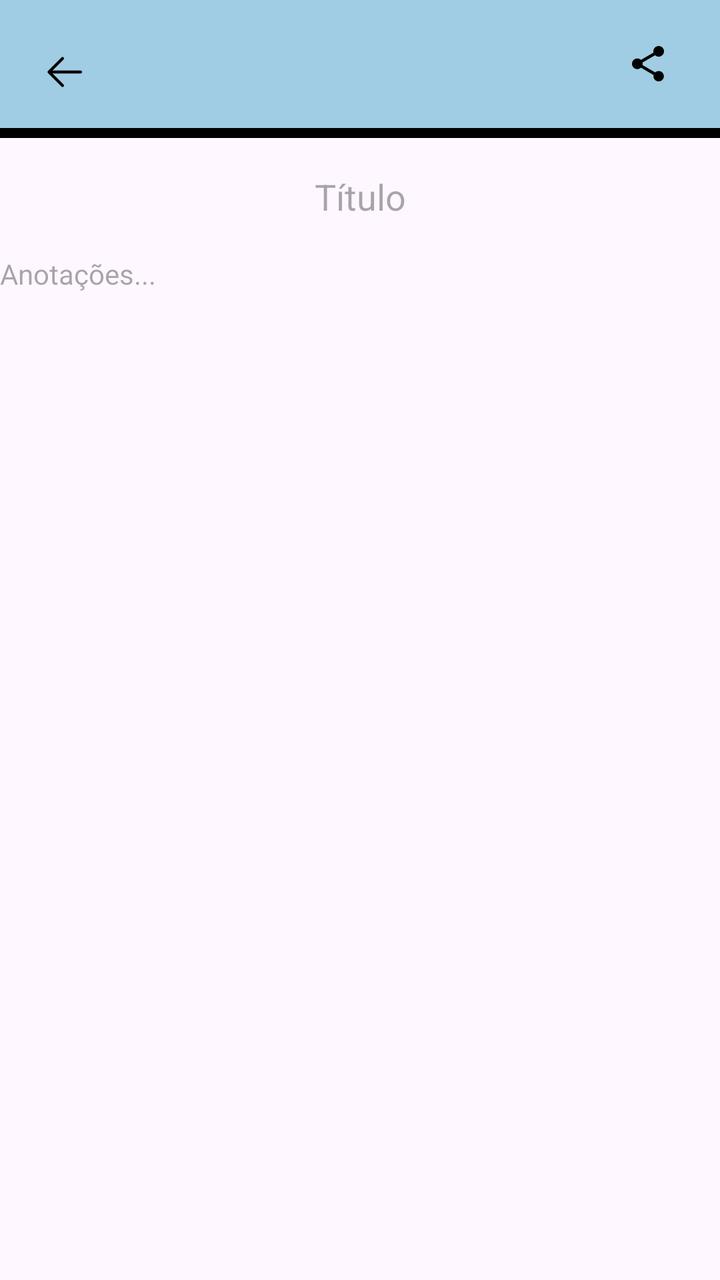
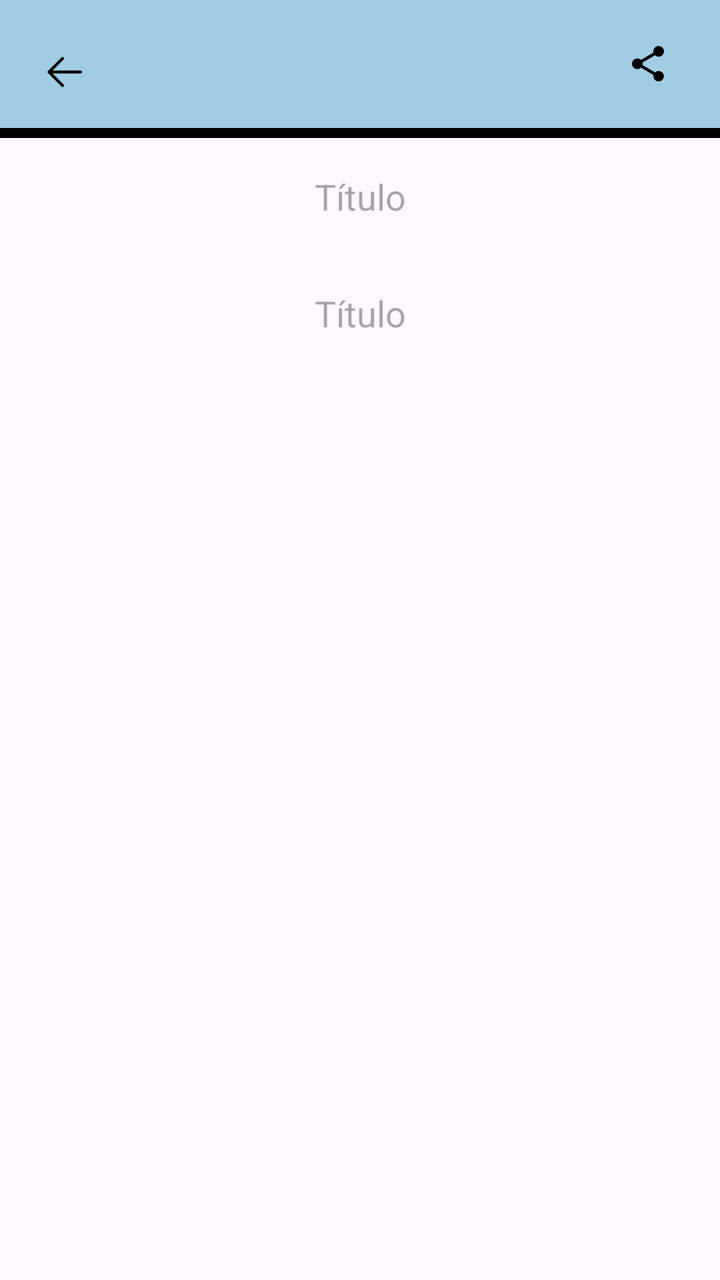

An Android layout rendered at two revisions. The XML below is the earlier revision; the diff shows what the commit changed to produce the second picture.
<!-- AndroidManifest.xml: application theme Theme.Atividade4 -->
<!-- res/layout/fragment_visualizar_diario.xml -->
<?xml version="1.0" encoding="utf-8"?>
<ScrollView xmlns:android="http://schemas.android.com/apk/res/android"
    xmlns:tools="http://schemas.android.com/tools"
    xmlns:app="http://schemas.android.com/apk/res-auto"
    android:layout_width="match_parent"
    android:layout_height="match_parent"
    tools:context=".VisualizarDiario">


    <androidx.constraintlayout.widget.ConstraintLayout
        android:layout_width="match_parent"
        android:layout_height="match_parent">

        <com.google.android.material.appbar.MaterialToolbar
            android:id="@+id/toolbar"
            android:layout_width="match_parent"
            android:layout_height="wrap_content"
            android:background="@color/colorPrimary"
            android:padding="4dp"
            app:layout_constraintTop_toTopOf="parent"
            app:layout_constraintStart_toStartOf="parent"
            app:layout_constraintEnd_toEndOf="parent"
            app:navigationIcon="@drawable/img_voltar">

            <ImageView
                android:layout_width="wrap_content"
                android:layout_height="wrap_content"
                android:src="@drawable/ic_compartilhar"
                android:layout_gravity="end"
                android:layout_marginEnd="20dp"
                android:contentDescription="Compartilhar com o psicólogo"/>

        </com.google.android.material.appbar.MaterialToolbar>

        <LinearLayout
            android:id="@+id/linear_layout"
            android:layout_width="match_parent"
            android:layout_height="match_parent"
            android:orientation="vertical">

            <View
                android:id="@+id/viewlinha"
                android:layout_width="match_parent"
                android:layout_height="5dp"
                android:background="@color/black"
                app:layout_anchor="@+id/toolbar"
                app:layout_anchorGravity="bottom|center"
                android:layout_marginTop="?attr/actionBarSize"/>

            <TextView
                android:id="@+id/textView_titulo"
                android:layout_width="match_parent"
                android:layout_height="wrap_content"
                android:hint="Título"
                android:textSize="18sp"
                android:gravity="center"
                android:padding="2dp"
                android:layout_margin="15dp"/>

            <TextView
                android:id="@+id/textView_lerDiario"
                android:layout_width="match_parent"
                android:layout_height="wrap_content"
                android:hint="Anotações..."/>

        </LinearLayout>

    </androidx.constraintlayout.widget.ConstraintLayout>

</ScrollView>
<!-- resources referenced by this layout -->
<resources>
  <color name="black">#FF000000</color>
  <color name="colorPrimary">#A0CDE3</color>
  <!-- drawable ic_compartilhar (drawable) -->
  <vector xmlns:android="http://schemas.android.com/apk/res/android" android:height="24dp" android:viewportHeight="24" android:viewportWidth="24" android:width="24dp">
        
      <path android:fillColor="#000000" android:pathData="M15.591,16.2C16.053,15.782 16.658,15.516 17.333,15.516C18.764,15.516 19.929,16.68 19.929,18.111C19.929,19.542 18.764,20.707 17.333,20.707C15.902,20.707 14.738,19.542 14.738,18.111C14.738,17.916 14.764,17.72 14.809,17.533L8.48,13.836C8,14.28 7.369,14.556 6.667,14.556C5.191,14.556 4,13.364 4,11.889C4,10.413 5.191,9.222 6.667,9.222C7.369,9.222 8,9.498 8.48,9.942L14.747,6.289C14.702,6.084 14.667,5.88 14.667,5.667C14.667,4.191 15.858,3 17.333,3C18.809,3 20,4.191 20,5.667C20,7.142 18.809,8.333 17.333,8.333C16.631,8.333 16,8.058 15.52,7.613L9.253,11.267C9.298,11.471 9.333,11.676 9.333,11.889C9.333,12.102 9.298,12.307 9.253,12.511L15.591,16.2Z"/>
      
  </vector>
  <!-- drawable img_voltar (drawable) -->
  <vector xmlns:android="http://schemas.android.com/apk/res/android" android:height="24dp" android:viewportHeight="1024" android:viewportWidth="1024" android:width="24dp">
        
      <path android:fillColor="#000000" android:pathData="M224,480h640a32,32 0,1 1,0 64H224a32,32 0,0 1,0 -64z"/>
        
      <path android:fillColor="#000000" android:pathData="m237.2,512 l265.4,265.3a32,32 0,0 1,-45.3 45.3l-288,-288a32,32 0,0 1,0 -45.3l288,-288a32,32 0,1 1,45.3 45.3L237.2,512z"/>
      
  </vector>
  <style name="Theme.Atividade4" parent="Base.Theme.Atividade4" />
  <style name="Base.Theme.Atividade4" parent="Theme.Material3.DayNight.NoActionBar">
  
          <item name="colorPrimary">@color/colorPrimary</item>
          <item name="colorAccent">@color/color_details</item>
  
      </style>
  <color name="color_details">#A0CDE3</color>
</resources>

<!-- the commit's change to res/layout/fragment_visualizar_diario.xml (unified diff, before → after) -->
@@ -58,10 +58,15 @@
                 android:layout_margin="15dp"/>
 
             <TextView
-                android:id="@+id/textView_lerDiario"
+                android:id="@+id/textViewLerDiario"
                 android:layout_width="match_parent"
                 android:layout_height="wrap_content"
-                android:hint="Anotações..."/>
+                android:hint="Título"
+                android:textSize="18sp"
+                android:gravity="center"
+                android:padding="2dp"
+                android:layout_margin="15dp"/>
+
 
         </LinearLayout>
 
